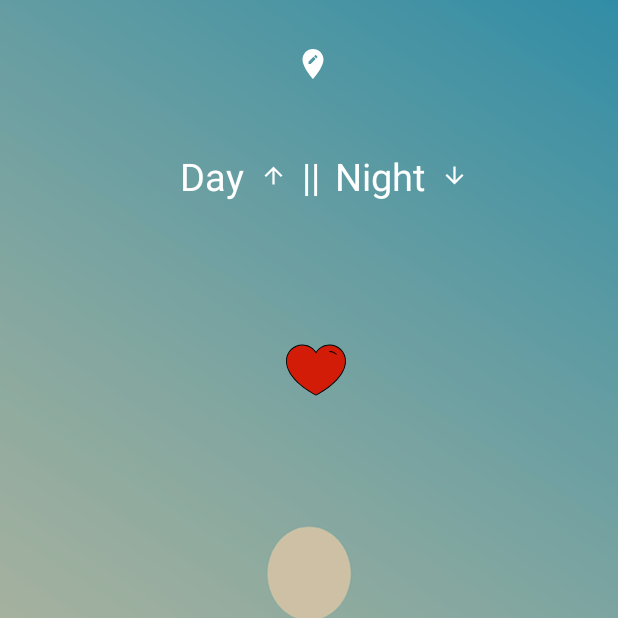
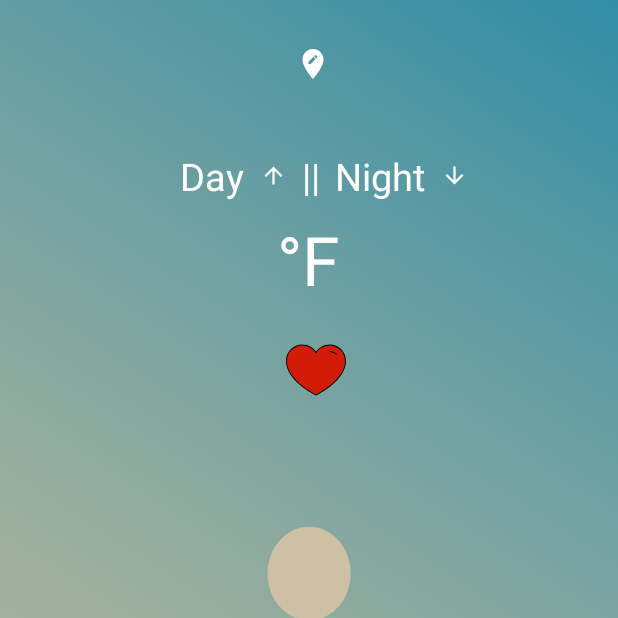
Before and after one commit to Abhishekds94/Amply-Weather, an Android app: the screen it shows after launch (DashboardActivity), on a phone screen of 412 x 824 dp, the top half of it. Run offline under Robolectric (Android 15) with nearby library versions, the phone set to English and light mode, and no system bars; our stand-ins replace AdMob, Picasso, Volley; libraries missing offline, so code that uses them is left out: com.zhy.http; pictures from the network do not load; Roboto replaces fonts that are not available here; 1 statement that could not run was skipped.

Commit message:
Bug fix - far_sym

```diff
--- a/app/src/main/res/layout/activity_dashboard.xml
+++ b/app/src/main/res/layout/activity_dashboard.xml
@@ -147,7 +147,7 @@
                 android:id="@+id/tv_degFar"
                 android:layout_width="wrap_content"
                 android:layout_height="wrap_content"
-                android:text=""
+                android:text="@string/far_sym"
                 android:gravity="center"
                 android:fontFamily="@font/alegreya_sans_light"
                 android:textColor="#fff"
--- a/app/src/main/res/values/strings.xml
+++ b/app/src/main/res/values/strings.xml
@@ -11,4 +11,5 @@
     <string name="enterZipText">Enter a valid US zipcode to\n udpate the location</string>
     <string name="et_hint">Enter a valid Zip Code</string>
     <string name="update">Update</string>
+    <string name="far_sym">°F</string>
 </resources>
```
